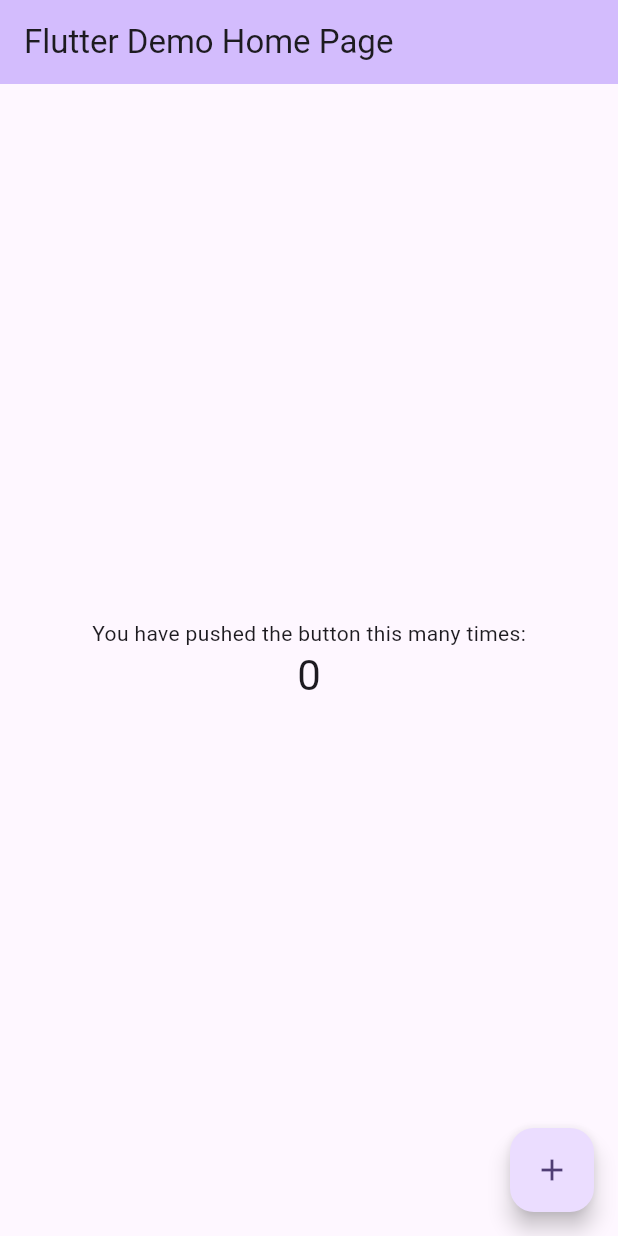
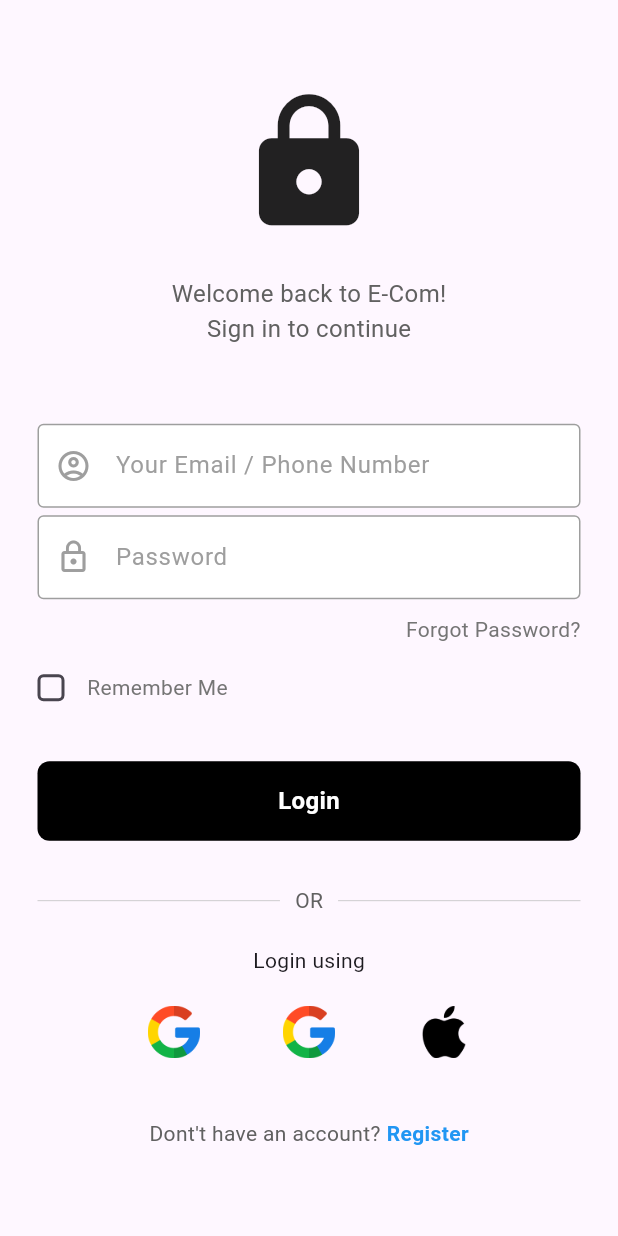
Before and after one commit to nishant-bhandigare/aibuddha-Assignment, a Flutter app: the screen it shows after launch, on a phone screen of 412 x 824 dp. Run offline on Flutter 3.47's test engine with Material 3 defaults, Android fonts, the phone set to English and light mode, and no system bars.

Commit message:
authscreen basic ui completed

```diff
--- /dev/null
+++ b/lib/components/my_button.dart
@@ -0,0 +1,32 @@
+import 'package:flutter/material.dart';
+
+class MyButton extends StatelessWidget {
+  final Function()? onTap;
+
+  const MyButton({super.key, required this.onTap});
+
+  @override
+  Widget build(BuildContext context) {
+    return GestureDetector(
+      onTap: onTap,
+      child: Container(
+        padding: const EdgeInsets.all(15),
+        margin: const EdgeInsets.symmetric(horizontal: 25),
+        decoration: BoxDecoration(
+          color: Colors.black,
+          borderRadius: BorderRadius.circular(8),
+        ),
+        child: const Center(
+          child: Text(
+            "Login",
+            style: TextStyle(
+              color: Colors.white,
+              fontWeight: FontWeight.bold,
+              fontSize: 16,
+            ),
+          ),
+        ),
+      ),
+    );
+  }
+}
--- /dev/null
+++ b/lib/components/my_textfield.dart
@@ -0,0 +1,40 @@
+import 'package:flutter/material.dart';
+
+class MyTextField extends StatelessWidget {
+  final TextEditingController controller;
+  final String hintText;
+  final bool obscureText;
+  final IconData icon;
+
+  const MyTextField({
+    super.key,
+    required this.controller,
+    required this.hintText,
+    required this.obscureText,
+    required this.icon,
+  });
+
+  @override
+  Widget build(BuildContext context) {
+    return Padding(
+      padding: const EdgeInsets.symmetric(horizontal: 25.0),
+      child: TextField(
+        controller: controller,
+        obscureText: obscureText,
+        decoration: InputDecoration(
+          prefixIcon: Icon(icon, color: Colors.grey[500]),
+          enabledBorder: const OutlineInputBorder(
+            borderSide: BorderSide(color: Colors.grey),
+          ),
+          focusedBorder: OutlineInputBorder(
+            borderSide: BorderSide(color: Colors.grey.shade400),
+          ),
+          fillColor: Colors.white,
+          filled: true,
+          hintText: hintText,
+          hintStyle: TextStyle(color: Colors.grey[500]),
+        ),
+      ),
+    );
+  }
+}
--- /dev/null
+++ b/lib/components/remember_me.dart
@@ -0,0 +1,38 @@
+import 'package:flutter/material.dart';
+
+class RememberMeWidget extends StatefulWidget {
+  @override
+  _RememberMeWidgetState createState() => _RememberMeWidgetState();
+}
+
+class _RememberMeWidgetState extends State<RememberMeWidget> {
+  bool _isChecked = false;
+
+  @override
+  Widget build(BuildContext context) {
+    return Container(
+      padding: const EdgeInsets.all(5),
+      margin: const EdgeInsets.symmetric(horizontal: 5),
+      child: Row(
+        children: <Widget>[
+          Checkbox(
+            value: _isChecked,
+            onChanged: (bool? newValue) {
+              setState(() {
+                _isChecked = newValue ?? false;
+              });
+            },
+            shape: RoundedRectangleBorder(
+              borderRadius: BorderRadius.circular(4.0),
+            ),
+            activeColor: Colors.blue,
+          ),
+          Text(
+            "Remember Me",
+            style: TextStyle(color: Colors.grey[600]),
+          ),
+        ],
+      ),
+    );
+  }
+}
--- /dev/null
+++ b/lib/components/square_tile.dart
@@ -0,0 +1,25 @@
+import 'package:flutter/material.dart';
+
+class SquareTile extends StatelessWidget {
+  final String imagePath;
+  const SquareTile({
+    super.key,
+    required this.imagePath,
+  });
+
+  @override
+  Widget build(BuildContext context) {
+    return Container(
+      padding: EdgeInsets.all(20),
+      // decoration: BoxDecoration(
+      //   border: Border.all(color: Colors.white),
+      //   borderRadius: BorderRadius.circular(16),
+      //   color: Colors.grey[200],
+      // ),
+      child: Image.asset(
+        imagePath,
+        height: 35,
+      ),
+    );
+  }
+}
--- a/lib/main.dart
+++ b/lib/main.dart
@@ -1,125 +1,10 @@
+import 'package:aibuddha_assignment/screens/authscreen.dart';
 import 'package:flutter/material.dart';
 
 void main() {
-  runApp(const MyApp());
+  runApp(
+    MaterialApp(
+      home: Authscreen(),
+    ),
+  );
 }
-
-class MyApp extends StatelessWidget {
-  const MyApp({super.key});
-
-  // This widget is the root of your application.
-  @override
-  Widget build(BuildContext context) {
-    return MaterialApp(
-      title: 'Flutter Demo',
-      theme: ThemeData(
-        // This is the theme of your application.
-        //
-        // TRY THIS: Try running your application with "flutter run". You'll see
-        // the application has a purple toolbar. Then, without quitting the app,
-        // try changing the seedColor in the colorScheme below to Colors.green
-        // and then invoke "hot reload" (save your changes or press the "hot
-        // reload" button in a Flutter-supported IDE, or press "r" if you used
-        // the command line to start the app).
-        //
-        // Notice that the counter didn't reset back to zero; the application
-        // state is not lost during the reload. To reset the state, use hot
-        // restart instead.
-        //
-        // This works for code too, not just values: Most code changes can be
-        // tested with just a hot reload.
-        colorScheme: ColorScheme.fromSeed(seedColor: Colors.deepPurple),
-        useMaterial3: true,
-      ),
-      home: const MyHomePage(title: 'Flutter Demo Home Page'),
-    );
-  }
-}
-
-class MyHomePage extends StatefulWidget {
-  const MyHomePage({super.key, required this.title});
-
-  // This widget is the home page of your application. It is stateful, meaning
-  // that it has a State object (defined below) that contains fields that affect
-  // how it looks.
-
-  // This class is the configuration for the state. It holds the values (in this
-  // case the title) provided by the parent (in this case the App widget) and
-  // used by the build method of the State. Fields in a Widget subclass are
-  // always marked "final".
-
-  final String title;
-
-  @override
-  State<MyHomePage> createState() => _MyHomePageState();
-}
-
-class _MyHomePageState extends State<MyHomePage> {
-  int _counter = 0;
-
-  void _incrementCounter() {
-    setState(() {
-      // This call to setState tells the Flutter framework that something has
-      // changed in this State, which causes it to rerun the build method below
-      // so that the display can reflect the updated values. If we changed
-      // _counter without calling setState(), then the build method would not be
-      // called again, and so nothing would appear to happen.
-      _counter++;
-    });
-  }
-
-  @override
-  Widget build(BuildContext context) {
-    // This method is rerun every time setState is called, for instance as done
-    // by the _incrementCounter method above.
-    //
-    // The Flutter framework has been optimized to make rerunning build methods
-    // fast, so that you can just rebuild anything that needs updating rather
-    // than having to individually change instances of widgets.
-    return Scaffold(
-      appBar: AppBar(
-        // TRY THIS: Try changing the color here to a specific color (to
-        // Colors.amber, perhaps?) and trigger a hot reload to see the AppBar
-        // change color while the other colors stay the same.
-        backgroundColor: Theme.of(context).colorScheme.inversePrimary,
-        // Here we take the value from the MyHomePage object that was created by
-        // the App.build method, and use it to set our appbar title.
-        title: Text(widget.title),
-      ),
-      body: Center(
-        // Center is a layout widget. It takes a single child and positions it
-        // in the middle of the parent.
-        child: Column(
-          // Column is also a layout widget. It takes a list of children and
-          // arranges them vertically. By default, it sizes itself to fit its
-          // children horizontally, and tries to be as tall as its parent.
-          //
-          // Column has various properties to control how it sizes itself and
-          // how it positions its children. Here we use mainAxisAlignment to
-          // center the children vertically; the main axis here is the vertical
-          // axis because Columns are vertical (the cross axis would be
-          // horizontal).
-          //
-          // TRY THIS: Invoke "debug painting" (choose the "Toggle Debug Paint"
-          // action in the IDE, or press "p" in the console), to see the
-          // wireframe for each widget.
-          mainAxisAlignment: MainAxisAlignment.center,
-          children: <Widget>[
-            const Text(
-              'You have pushed the button this many times:',
-            ),
-            Text(
-              '$_counter',
-              style: Theme.of(context).textTheme.headlineMedium,
-            ),
-          ],
-        ),
-      ),
-      floatingActionButton: FloatingActionButton(
-        onPressed: _incrementCounter,
-        tooltip: 'Increment',
-        child: const Icon(Icons.add),
-      ), // This trailing comma makes auto-formatting nicer for build methods.
-    );
-  }
-}
--- /dev/null
+++ b/lib/screens/authscreen.dart
@@ -0,0 +1,179 @@
+import 'package:aibuddha_assignment/components/my_button.dart';
+import 'package:aibuddha_assignment/components/my_textfield.dart';
+import 'package:aibuddha_assignment/components/remember_me.dart';
+import 'package:aibuddha_assignment/components/square_tile.dart';
+import 'package:flutter/material.dart';
+
+class Authscreen extends StatelessWidget {
+  Authscreen({super.key});
+
+  // text editing controllers
+  final usernameController = TextEditingController();
+  final passwordController = TextEditingController();
+
+  // sign user in method
+  void signUserIn() {}
+
+  @override
+  Widget build(BuildContext context) {
+    return Scaffold(
+      body: SafeArea(
+        child: Center(
+          child: SingleChildScrollView(
+            child: Column(
+              mainAxisAlignment: MainAxisAlignment.center,
+              children: [
+                // logo
+                const Icon(
+                  Icons.lock,
+                  size: 100,
+                ),
+
+                const SizedBox(height: 26),
+
+                // welcome back, you've been missed!
+                Text(
+                  'Welcome back to E-Com!',
+                  style: TextStyle(
+                    color: Colors.grey[700],
+                    fontSize: 16,
+                  ),
+                ),
+
+                Text(
+                  'Sign in to continue',
+                  style: TextStyle(
+                    color: Colors.grey[700],
+                    fontSize: 16,
+                  ),
+                ),
+
+                const SizedBox(height: 52),
+
+                // username textfield
+                MyTextField(
+                  controller: usernameController,
+                  hintText: 'Your Email / Phone Number',
+                  obscureText: false,
+                  icon: Icons.account_circle_outlined,
+                ),
+
+                const SizedBox(height: 5),
+
+                // password textfield
+                MyTextField(
+                  controller: passwordController,
+                  hintText: 'Password',
+                  obscureText: true,
+                  icon: Icons.lock_outline,
+                ),
+
+                const SizedBox(height: 10),
+
+                // forgot password?
+                Padding(
+                  padding: const EdgeInsets.symmetric(horizontal: 25.0),
+                  child: Row(
+                    mainAxisAlignment: MainAxisAlignment.end,
+                    children: [
+                      Text(
+                        'Forgot Password?',
+                        style: TextStyle(color: Colors.grey[600]),
+                      ),
+                    ],
+                  ),
+                ),
+
+                RememberMeWidget(),
+
+                const SizedBox(height: 20),
+
+                // sign in button
+                MyButton(
+                  onTap: signUserIn,
+                ),
+
+                const SizedBox(height: 30),
+
+                // or continue with
+                Padding(
+                  padding: const EdgeInsets.symmetric(horizontal: 25.0),
+                  child: Row(
+                    children: [
+                      Expanded(
+                        child: Divider(
+                          thickness: 0.5,
+                          color: Colors.grey[400],
+                        ),
+                      ),
+                      Padding(
+                        padding: const EdgeInsets.symmetric(horizontal: 10.0),
+                        child: Text(
+                          'OR',
+                          style: TextStyle(color: Colors.grey[700]),
+                        ),
+                      ),
+                      Expanded(
+                        child: Divider(
+                          thickness: 0.5,
+                          color: Colors.grey[400],
+                        ),
+                      ),
+                    ],
+                  ),
+                ),
+
+                const SizedBox(height: 20),
+
+                Padding(
+                  padding: const EdgeInsets.symmetric(horizontal: 10.0),
+                  child: Text(
+                    'Login using',
+                  ),
+                ),
+
+                // google + apple sign in buttons
+                const Row(
+                  mainAxisAlignment: MainAxisAlignment.center,
+                  children: [
+                    // google button
+                    SquareTile(imagePath: 'assets/images/google.png'),
+
+                    SizedBox(width: 15),
+                    SquareTile(imagePath: 'assets/images/google.png'),
+
+                    SizedBox(width: 15),
+
+                    // apple button
+                    SquareTile(imagePath: 'assets/images/apple.png')
+                  ],
+                ),
+
+                const SizedBox(height: 20),
+
+                // not a member? register now
+                Row(
+                  mainAxisAlignment: MainAxisAlignment.center,
+                  children: [
+                    Text(
+                      'Dont\'t have an account?',
+                      style: TextStyle(color: Colors.grey[700]),
+                    ),
+                    const SizedBox(width: 4),
+                    const Text(
+                      'Register',
+                      style: TextStyle(
+                        color: Colors.blue,
+                        fontWeight: FontWeight.bold,
+                      ),
+                    ),
+                  ],
+                )
+              ],
+            ),
+          ),
+        ),
+      ),
+    );
+  }
+}
--- a/pubspec.yaml
+++ b/pubspec.yaml
@@ -59,9 +59,9 @@ flutter:
   uses-material-design: true
 
   # To add assets to your application, add an assets section, like this:
-  # assets:
-  #   - images/a_dot_burr.jpeg
-  #   - images/a_dot_ham.jpeg
+  assets:
+    - assets/images/
+    - assets/icons/
 
   # An image asset can refer to one or more resolution-specific "variants", see
   # https://flutter.dev/assets-and-images/#resolution-aware
```
Also changed, not shown: assets/images/apple.png (added), assets/images/google.png (added).
